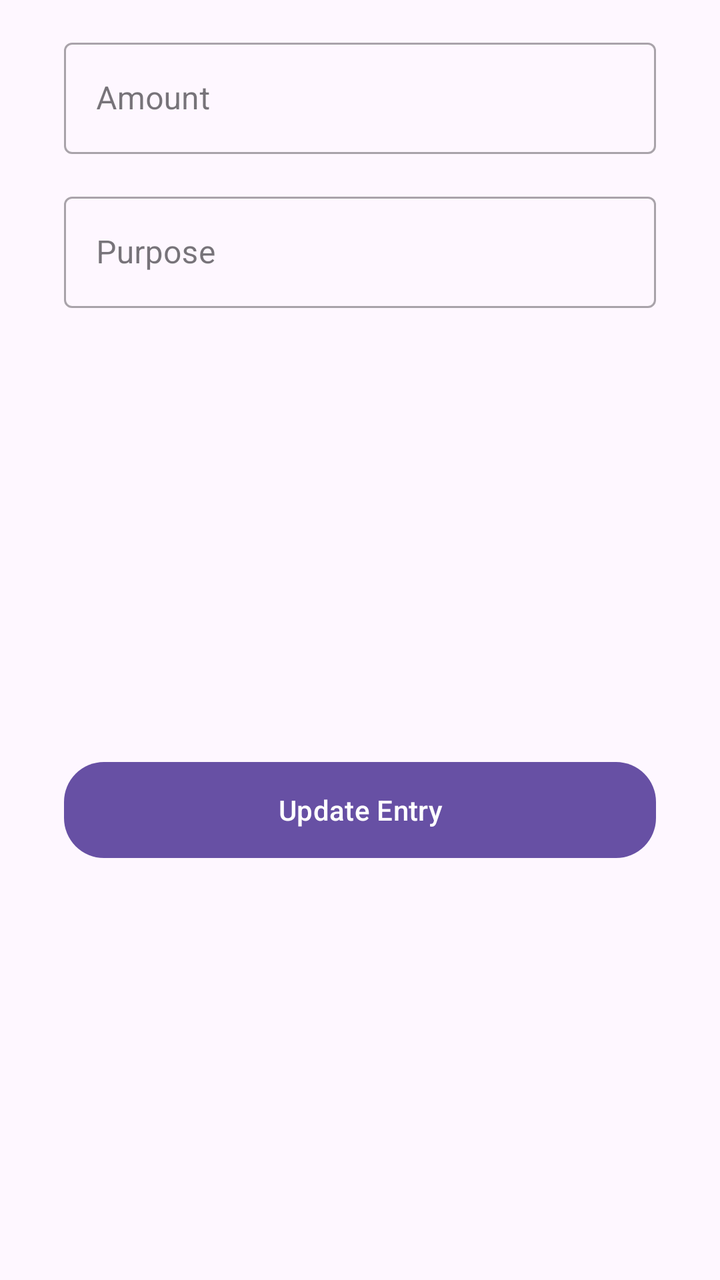
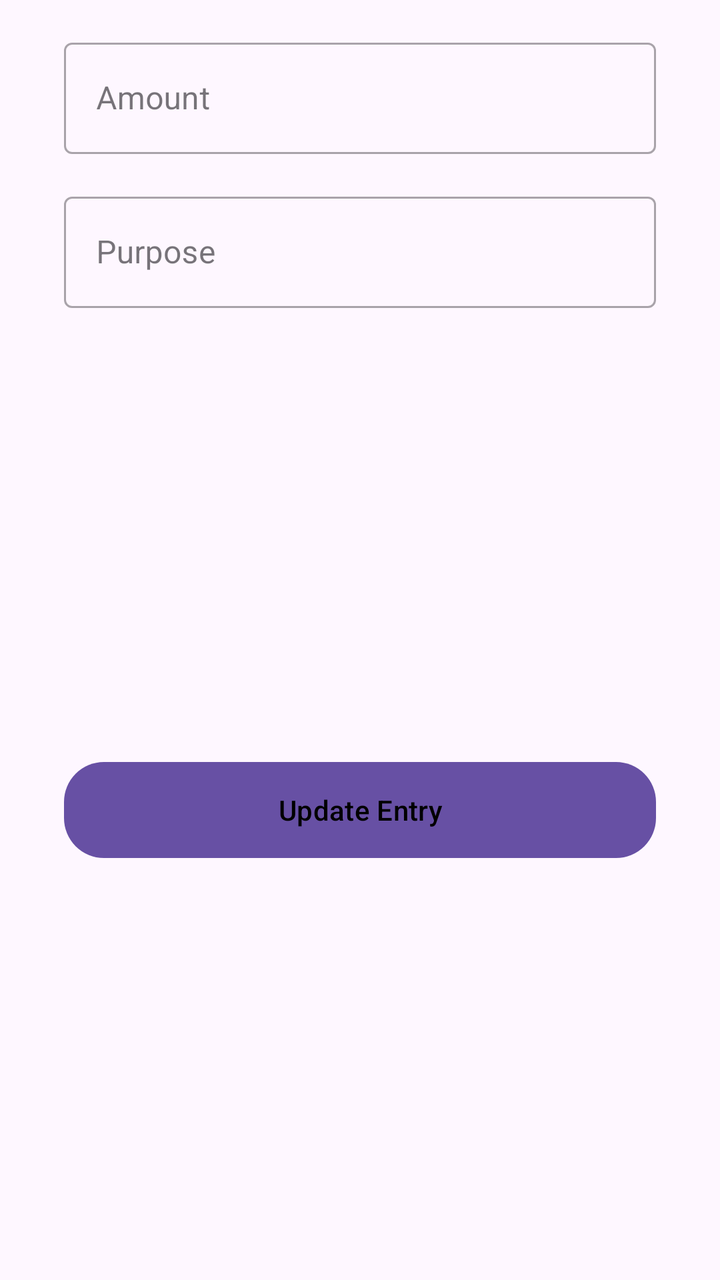

Two renders of the same Android screen: before a commit and after it. Below are the layout's source before the change and the commit's diff.
<!-- AndroidManifest.xml: application theme Theme.BudgetCalendar -->
<!-- res/layout/update_budget_bottom_sheet.xml -->
<?xml version="1.0" encoding="utf-8"?>
<androidx.constraintlayout.widget.ConstraintLayout xmlns:android="http://schemas.android.com/apk/res/android"
    xmlns:app="http://schemas.android.com/apk/res-auto"
    android:layout_width="match_parent"
    android:layout_height="wrap_content">


    <com.google.android.material.textfield.TextInputLayout
        android:id="@+id/updateAmountLayout"
        style="@style/Widget.MaterialComponents.TextInputLayout.OutlinedBox"
        android:layout_width="match_parent"
        android:layout_height="wrap_content"
        android:layout_marginStart="32dp"
        android:layout_marginTop="16dp"
        android:layout_marginEnd="32dp"
        android:hint="Amount"
        app:layout_constraintEnd_toEndOf="parent"
        app:layout_constraintHorizontal_bias="0.5"
        app:layout_constraintStart_toStartOf="parent"
        app:layout_constraintTop_toTopOf="parent">

        <com.google.android.material.textfield.TextInputEditText
            android:id="@+id/updateAmount"
            android:inputType="numberDecimal"
            android:layout_width="match_parent"
            android:layout_height="wrap_content" />
    </com.google.android.material.textfield.TextInputLayout>

    <com.google.android.material.textfield.TextInputLayout
        android:id="@+id/updatePurposeLayout"
        style="@style/Widget.MaterialComponents.TextInputLayout.OutlinedBox"
        android:layout_width="match_parent"
        android:layout_height="wrap_content"
        android:layout_marginStart="32dp"
        android:layout_marginTop="16dp"
        android:layout_marginEnd="32dp"
        android:hint="Purpose"
        app:layout_constraintEnd_toEndOf="parent"
        app:layout_constraintStart_toStartOf="parent"
        app:layout_constraintTop_toBottomOf="@+id/updateAmountLayout">
        <com.google.android.material.textfield.TextInputEditText
            android:id="@+id/updatePerpose"
            android:layout_width="match_parent"
            android:layout_height="wrap_content"/>

    </com.google.android.material.textfield.TextInputLayout>


    <com.google.android.material.button.MaterialButton
        android:id="@+id/updateBudgetEntry"
        android:layout_width="match_parent"
        android:layout_height="wrap_content"
        android:layout_marginStart="32dp"
        android:layout_marginTop="32dp"
        android:layout_marginEnd="32dp"
        android:layout_marginBottom="16dp"
        android:background="@drawable/btn_back"
        android:text="Update Entry"
        android:textColor="@color/white"
        app:layout_constraintBottom_toBottomOf="parent"
        app:layout_constraintEnd_toEndOf="parent"
        app:layout_constraintStart_toStartOf="parent"
        app:layout_constraintTop_toBottomOf="@+id/updatePurposeLayout" />

</androidx.constraintlayout.widget.ConstraintLayout>
<!-- resources referenced by this layout -->
<resources>
  <color name="white">#FFFFFFFF</color>
  <!-- drawable btn_back (drawable) -->
  <?xml version="1.0" encoding="utf-8"?>
      <shape xmlns:android="http://schemas.android.com/apk/res/android"
          android:shape="rectangle">
          <solid
              android:color="@color/primary"/>
          <corners
              android:radius="20dp"/>
      </shape>
  <style name="Theme.BudgetCalendar" parent="Base.Theme.BudgetCalendar" />
  <color name="primary">#D45DF5</color>
  <style name="Base.Theme.BudgetCalendar" parent="Theme.Material3.DayNight">
          
          
      </style>
</resources>

<!-- the commit's change to res/layout/update_budget_bottom_sheet.xml (unified diff, before → after) -->
@@ -2,7 +2,9 @@
 <androidx.constraintlayout.widget.ConstraintLayout xmlns:android="http://schemas.android.com/apk/res/android"
     xmlns:app="http://schemas.android.com/apk/res-auto"
     android:layout_width="match_parent"
-    android:layout_height="wrap_content">
+    android:layout_height="wrap_content"
+    android:layout_marginBottom="50dp"
+    >
 
 
     <com.google.android.material.textfield.TextInputLayout
@@ -56,9 +58,10 @@
         android:layout_marginBottom="16dp"
         android:background="@drawable/btn_back"
         android:text="Update Entry"
-        android:textColor="@color/white"
+        android:textColor="@color/black"
         app:layout_constraintBottom_toBottomOf="parent"
         app:layout_constraintEnd_toEndOf="parent"
+        android:visibility="visible"
         app:layout_constraintStart_toStartOf="parent"
         app:layout_constraintTop_toBottomOf="@+id/updatePurposeLayout" />
 
<!-- resource entries referenced after the edit -->
@@ -1,6 +1,6 @@
 <!-- resources referenced by this layout -->
 <resources>
-  <color name="white">#FFFFFFFF</color>
+  <color name="black">#FF000000</color>
   <!-- drawable btn_back (drawable) -->
   <?xml version="1.0" encoding="utf-8"?>
       <shape xmlns:android="http://schemas.android.com/apk/res/android"
